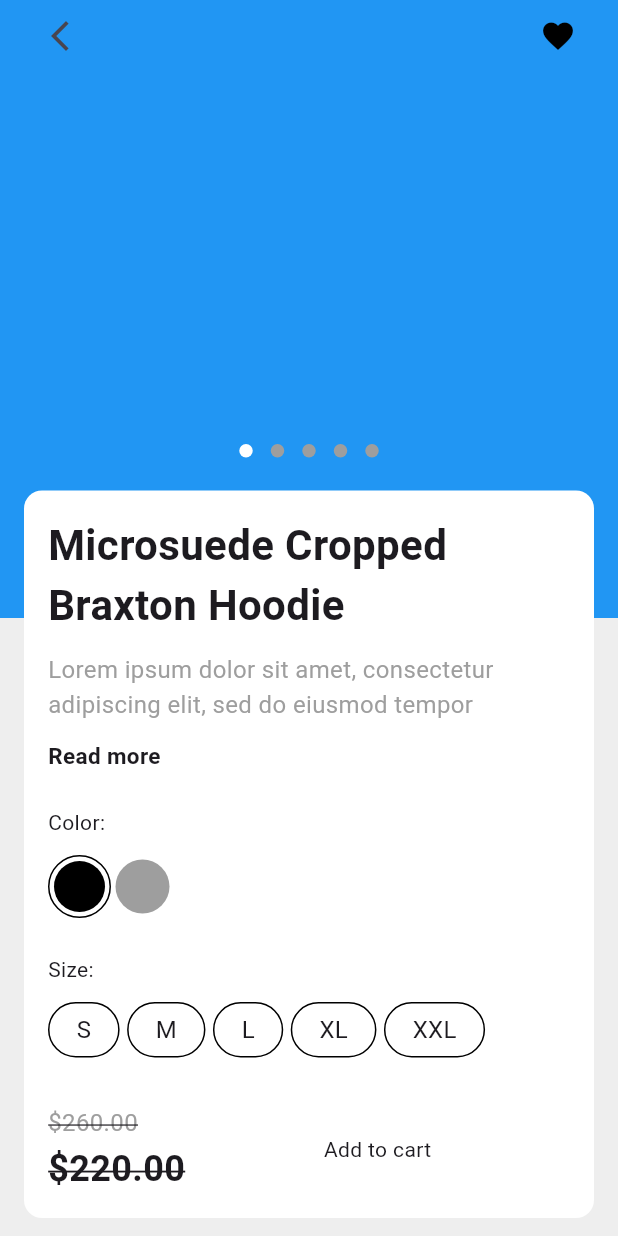
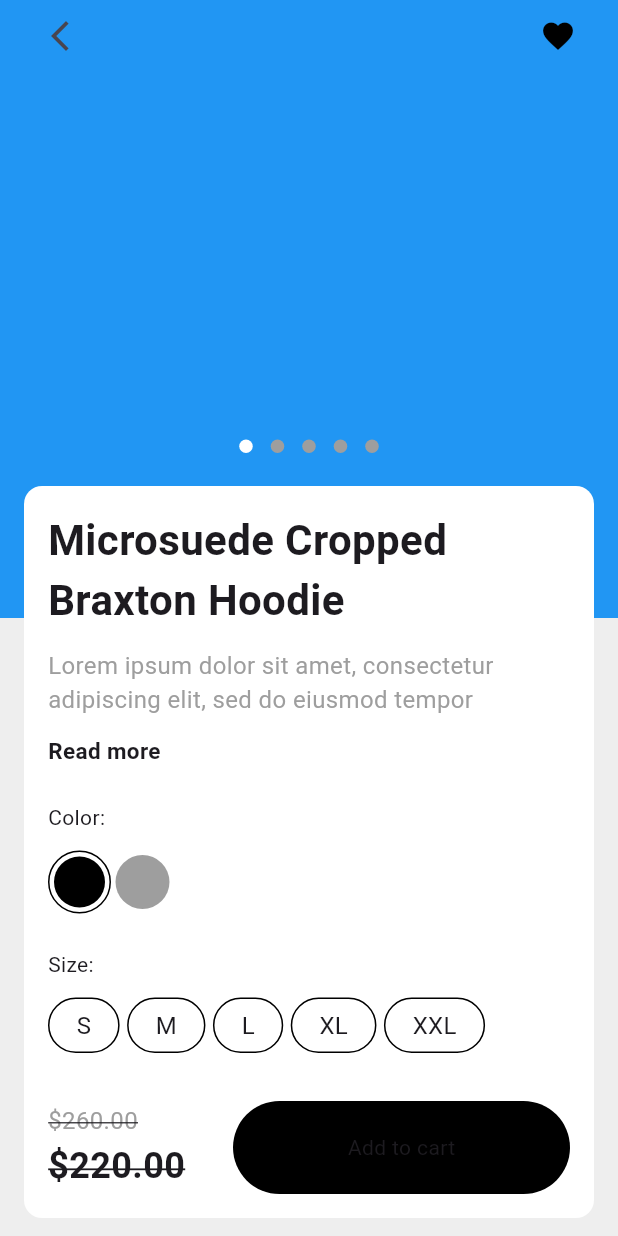
Before and after one commit to JAICHANGPARK/flutter_notebook_chapter_49, a Flutter app: the ECommerceDetailPage screen opened directly, on a phone screen of 412 x 824 dp. Run offline on Flutter 3.47's test engine with Material 3 defaults, Android fonts, the phone set to English and light mode, and no system bars; drawn by our look-alikes of dots_indicator; our stand-ins replace gap, google_fonts; Roboto replaces fonts that are missing (Akshar).

Commit message:
Update e_commerce_detail_page.dart

```diff
--- a/lib/ep2451_e_commerce_app/ui/e_commerce_detail_page.dart
+++ b/lib/ep2451_e_commerce_app/ui/e_commerce_detail_page.dart
@@ -194,8 +194,14 @@ class _ECommerceDetailPageState extends State<ECommerceDetailPage> {
                                 ),
                               ],
                             ),
+                            Gap(32),
                             Expanded(
                               child: Container(
+                                height: 62,
+                                decoration: ShapeDecoration(
+                                  shape: StadiumBorder(),
+                                  color: Colors.black,
+                                ),
                                 child: Center(child: Text("Add to cart")),
                               ),
                             ),
```
